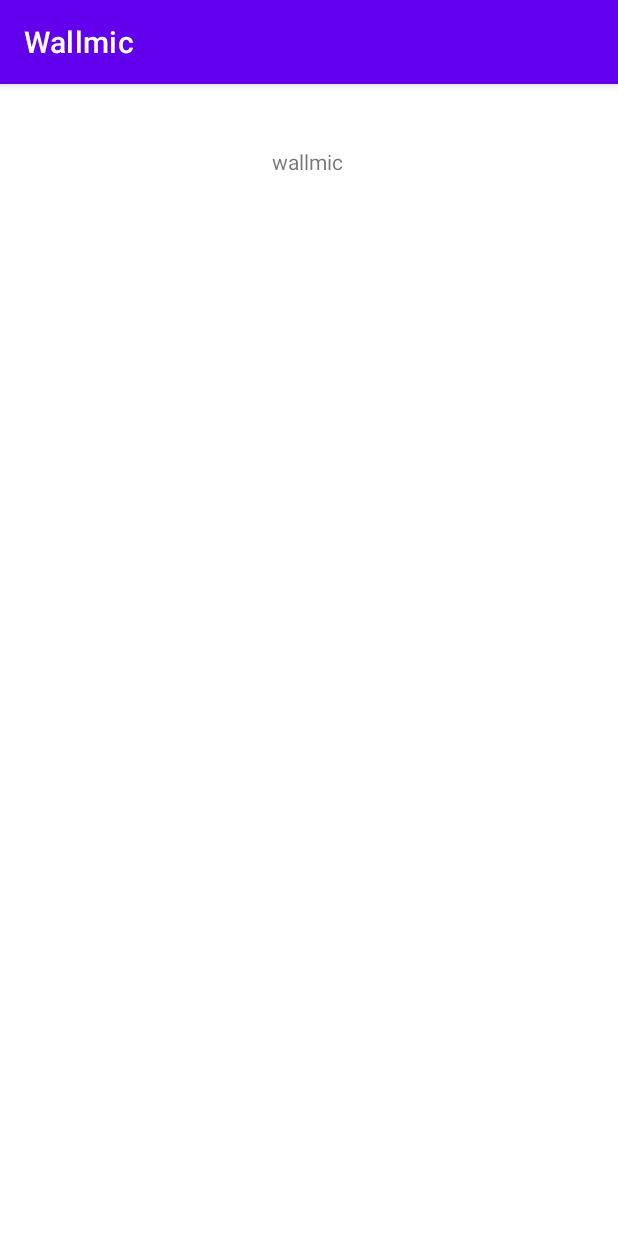
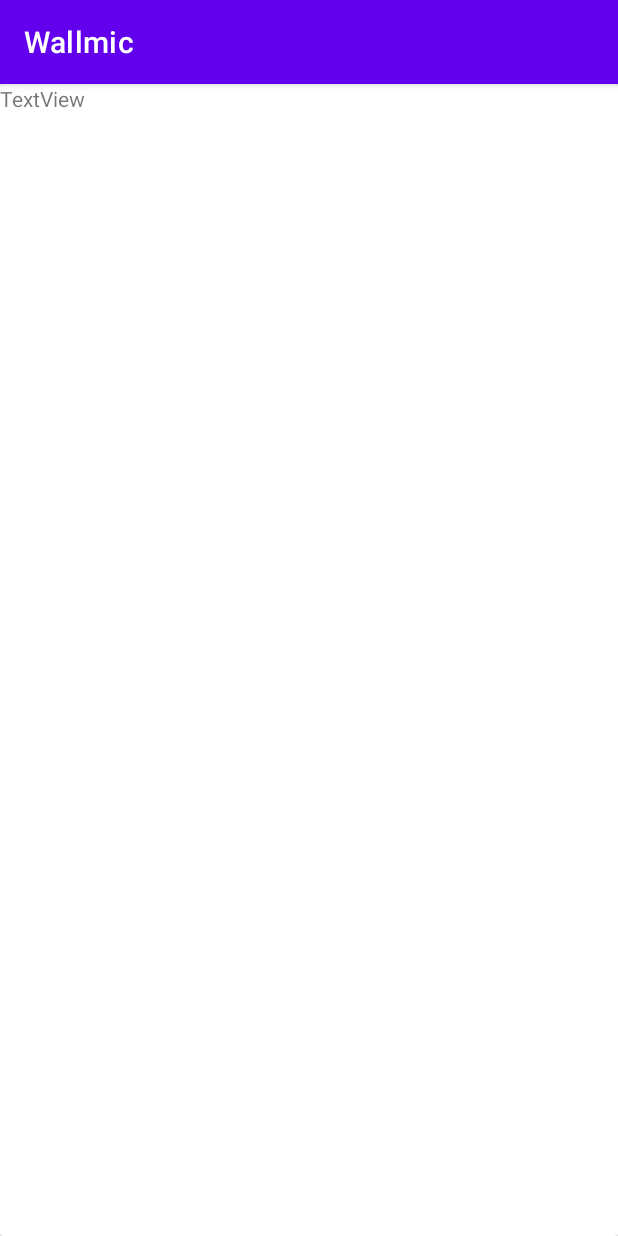
Before and after one commit to DevanshMehra/wallmic, an Android app: the screen it shows after launch (MainActivity), on a phone screen of 412 x 824 dp. Run offline under Robolectric (Android 15) with nearby library versions, the phone set to English and light mode, and no system bars.

Commit message:
added ui mockup

```diff
--- a/app/src/main/res/layout/activity_main.xml
+++ b/app/src/main/res/layout/activity_main.xml
@@ -6,15 +6,24 @@
     android:layout_height="match_parent"
     tools:context=".MainActivity">
 
-    <TextView
-        android:layout_width="wrap_content"
-        android:layout_height="wrap_content"
-        android:text="wallmic"
+    <LinearLayout
+        android:layout_width="match_parent"
+        android:layout_height="match_parent"
+        android:orientation="horizontal"
         app:layout_constraintBottom_toBottomOf="parent"
-        app:layout_constraintHorizontal_bias="0.498"
-        app:layout_constraintLeft_toLeftOf="parent"
-        app:layout_constraintRight_toRightOf="parent"
-        app:layout_constraintTop_toTopOf="parent"
-        app:layout_constraintVertical_bias="0.056" />
+        app:layout_constraintEnd_toEndOf="parent"
+        app:layout_constraintStart_toStartOf="parent"
+        app:layout_constraintTop_toTopOf="parent">
 
+        <androidx.cardview.widget.CardView
+            android:layout_width="match_parent"
+            android:layout_height="match_parent" >
+
+            <TextView
+                android:id="@+id/textView"
+                android:layout_width="177dp"
+                android:layout_height="147dp"
+                android:text="TextView" />
+        </androidx.cardview.widget.CardView>
+    </LinearLayout>
 </androidx.constraintlayout.widget.ConstraintLayout>
```
Also changed, not shown: app/src/main/java/in/bawanites/wallmic/MainActivity.kt (+7 -0 lines), 2 other files.
